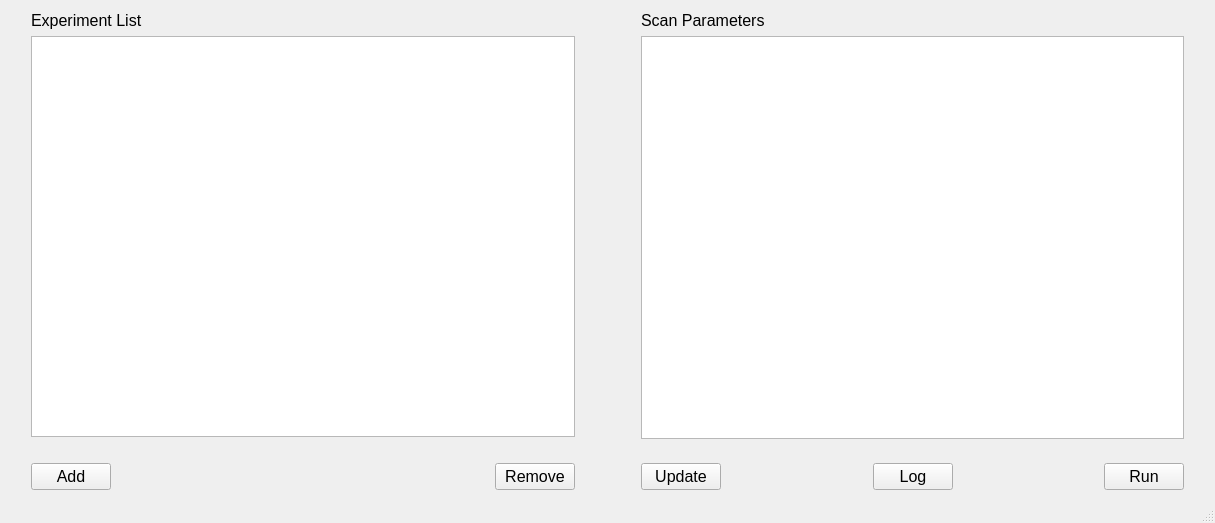
Qt form smartfMRI/smartfmri.ui (wuzhuobin/smartfMRI) before a commit.
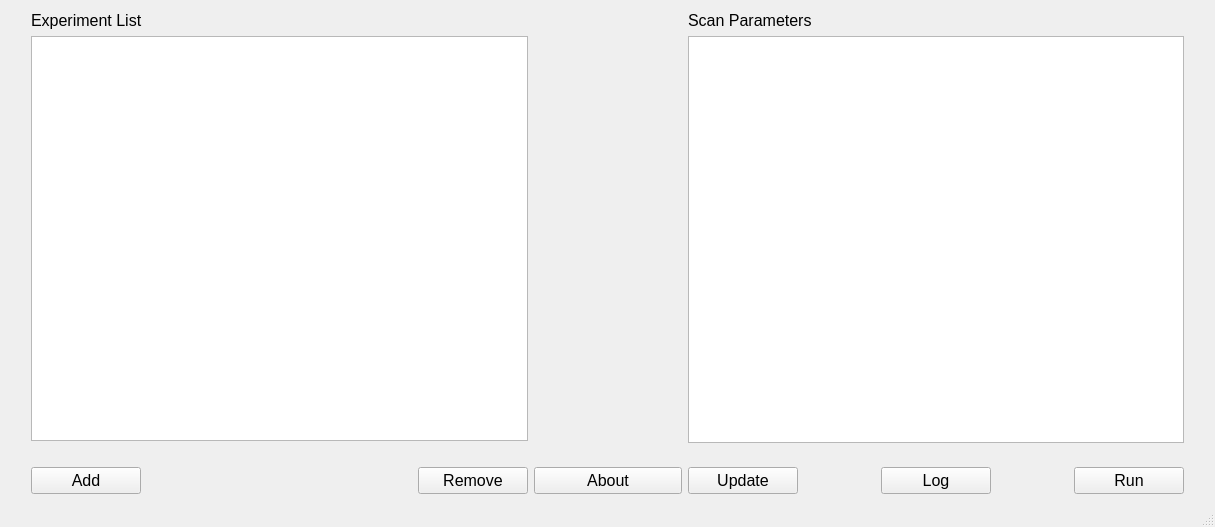
The same form after that commit. Icons and pictures are not drawn.

Diff of the .ui file:
```diff
--- a/smartfMRI/smartfmri.ui
+++ b/smartfMRI/smartfmri.ui
@@ -14,8 +14,8 @@
    <string>Smart fMRI</string>
   </property>
   <widget class="QWidget" name="centralWidget">
-   <layout class="QHBoxLayout" name="horizontalLayout">
-    <item>
+   <layout class="QGridLayout" name="gridLayout_3">
+    <item row="0" column="0">
      <spacer name="horizontalSpacer_5">
       <property name="orientation">
        <enum>Qt::Horizontal</enum>
@@ -31,8 +31,62 @@
       </property>
      </spacer>
     </item>
-    <item>
+    <item row="0" column="1" rowspan="2">
      <layout class="QGridLayout" name="gridLayout">
+      <item row="4" column="1">
+       <spacer name="horizontalSpacer">
+        <property name="font">
+         <font>
+          <pointsize>12</pointsize>
+         </font>
+        </property>
+        <property name="orientation">
+         <enum>Qt::Horizontal</enum>
+        </property>
+        <property name="sizeHint" stdset="0">
+         <size>
+          <width>40</width>
+          <height>20</height>
+         </size>
+        </property>
+       </spacer>
+      </item>
+      <item row="4" column="0">
+       <widget class="QPushButton" name="addButton">
+        <property name="minimumSize">
+         <size>
+          <width>110</width>
+          <height>0</height>
+         </size>
+        </property>
+        <property name="font">
+         <font>
+          <pointsize>12</pointsize>
+         </font>
+        </property>
+        <property name="text">
+         <string>Add</string>
+        </property>
+       </widget>
+      </item>
+      <item row="4" column="2">
+       <widget class="QPushButton" name="removeButton">
+        <property name="minimumSize">
+         <size>
+          <width>110</width>
+          <height>0</height>
+         </size>
+        </property>
+        <property name="font">
+         <font>
+          <pointsize>12</pointsize>
+         </font>
+        </property>
+        <property name="text">
+         <string>Remove</string>
+        </property>
+       </widget>
+      </item>
       <item row="0" column="0" colspan="3">
        <widget class="QLabel" name="label">
         <property name="font">
@@ -45,49 +99,7 @@
         </property>
        </widget>
       </item>
-      <item row="3" column="2">
-       <widget class="QPushButton" name="removeButton">
-        <property name="font">
-         <font>
-          <pointsize>12</pointsize>
-         </font>
-        </property>
-        <property name="text">
-         <string>Remove</string>
-        </property>
-       </widget>
-      </item>
-      <item row="3" column="0">
-       <widget class="QPushButton" name="addButton">
-        <property name="font">
-         <font>
-          <pointsize>12</pointsize>
-         </font>
-        </property>
-        <property name="text">
-         <string>Add</string>
-        </property>
-       </widget>
-      </item>
       <item row="3" column="1">
-       <spacer name="horizontalSpacer">
-        <property name="font">
-         <font>
-          <pointsize>12</pointsize>
-         </font>
-        </property>
-        <property name="orientation">
-         <enum>Qt::Horizontal</enum>
-        </property>
-        <property name="sizeHint" stdset="0">
-         <size>
-          <width>40</width>
-          <height>20</height>
-         </size>
-        </property>
-       </spacer>
-      </item>
-      <item row="2" column="1">
        <spacer name="verticalSpacer">
         <property name="font">
          <font>
@@ -119,26 +131,16 @@
       </item>
      </layout>
     </item>
-    <item>
-     <spacer name="horizontalSpacer_4">
-      <property name="orientation">
-       <enum>Qt::Horizontal</enum>
-      </property>
-      <property name="sizeType">
-       <enum>QSizePolicy::Preferred</enum>
-      </property>
-      <property name="sizeHint" stdset="0">
-       <size>
-        <width>60</width>
-        <height>20</height>
-       </size>
-      </property>
-     </spacer>
-    </item>
-    <item>
+    <item row="0" column="4" rowspan="2">
      <layout class="QGridLayout" name="gridLayout_2">
       <item row="3" column="2">
        <widget class="QPushButton" name="logPushButton">
+        <property name="minimumSize">
+         <size>
+          <width>110</width>
+          <height>0</height>
+         </size>
+        </property>
         <property name="font">
          <font>
           <pointsize>12</pointsize>
@@ -163,6 +165,12 @@
       </item>
       <item row="3" column="0">
        <widget class="QPushButton" name="updataPushButton">
+        <property name="minimumSize">
+         <size>
+          <width>110</width>
+          <height>0</height>
+         </size>
+        </property>
         <property name="font">
          <font>
           <pointsize>12</pointsize>
@@ -175,6 +183,12 @@
       </item>
       <item row="3" column="4">
        <widget class="QPushButton" name="runPushButton">
+        <property name="minimumSize">
+         <size>
+          <width>110</width>
+          <height>0</height>
+         </size>
+        </property>
         <property name="font">
          <font>
           <pointsize>12</pointsize>
@@ -243,7 +257,7 @@
       </item>
      </layout>
     </item>
-    <item>
+    <item row="0" column="5">
      <spacer name="horizontalSpacer_6">
       <property name="orientation">
        <enum>Qt::Horizontal</enum>
@@ -259,6 +273,34 @@
       </property>
      </spacer>
     </item>
+    <item row="0" column="2" colspan="2">
+     <spacer name="horizontalSpacer_4">
+      <property name="orientation">
+       <enum>Qt::Horizontal</enum>
+      </property>
+      <property name="sizeType">
+       <enum>QSizePolicy::Preferred</enum>
+      </property>
+      <property name="sizeHint" stdset="0">
+       <size>
+        <width>148</width>
+        <height>450</height>
+       </size>
+      </property>
+     </spacer>
+    </item>
+    <item row="1" column="2" colspan="2">
+     <widget class="QPushButton" name="aboutPushButton">
+      <property name="font">
+       <font>
+        <pointsize>12</pointsize>
+       </font>
+      </property>
+      <property name="text">
+       <string>About</string>
+      </property>
+     </widget>
+    </item>
    </layout>
   </widget>
   <widget class="QStatusBar" name="statusBar"/>
```
Left out of the diff: 5 changed lines with no effect on the pictures.
